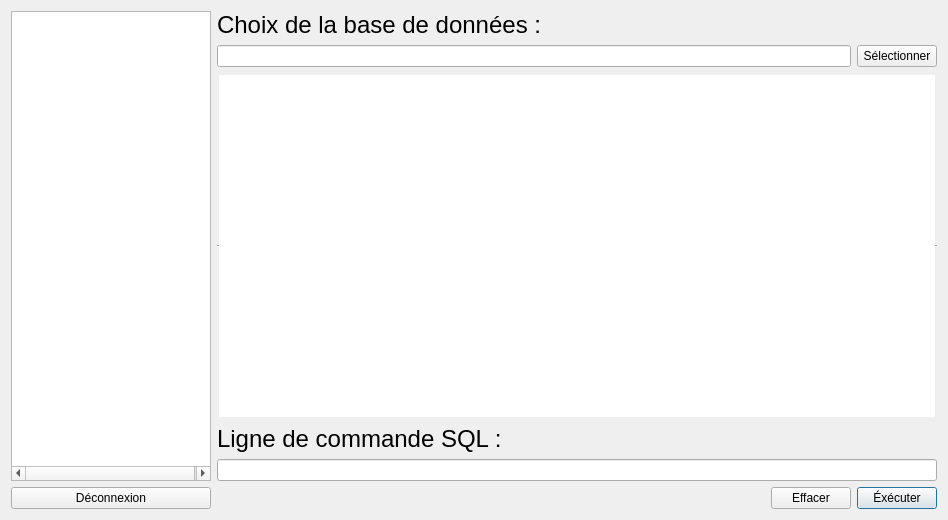
First picture: the form in visualisationbdd.ui, repository ThomasRaymond/TP2_PlatCpp, before the edit.
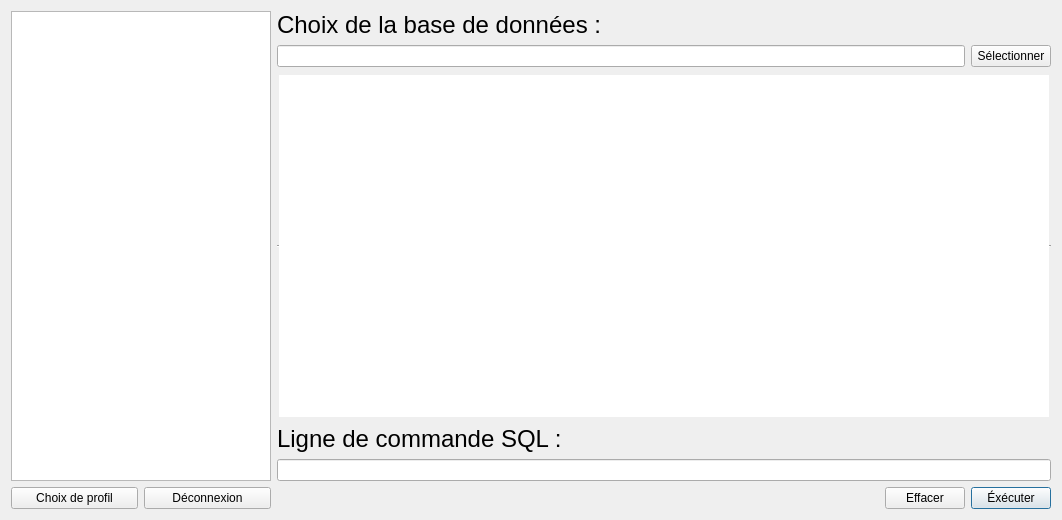
Second picture: the form after the edit. Icons and pictures are not drawn.

Commit message: feat : changement de profil

```diff
--- a/visualisationbdd.ui
+++ b/visualisationbdd.ui
@@ -9,7 +9,7 @@
    <rect>
     <x>0</x>
     <y>0</y>
-    <width>948</width>
+    <width>1062</width>
     <height>520</height>
    </rect>
   </property>
@@ -17,47 +17,27 @@
    <string>Visualiseur de données</string>
   </property>
   <layout class="QGridLayout" name="gridLayout">
-   <item row="4" column="1" colspan="3">
-    <widget class="QLineEdit" name="inputSQL"/>
-   </item>
-   <item row="3" column="1">
-    <widget class="QLabel" name="label_2">
-     <property name="text">
-      <string>&lt;html&gt;&lt;head/&gt;&lt;body&gt;&lt;p&gt;&lt;span style=&quot; font-size:18pt;&quot;&gt;Ligne de commande SQL :&lt;/span&gt;&lt;/p&gt;&lt;/body&gt;&lt;/html&gt;</string>
-     </property>
-    </widget>
-   </item>
-   <item row="1" column="1" colspan="2">
+   <item row="1" column="4" colspan="2">
     <widget class="QLineEdit" name="inputPath"/>
    </item>
-   <item row="0" column="1">
-    <widget class="QLabel" name="label">
-     <property name="text">
-      <string>&lt;html&gt;&lt;head/&gt;&lt;body&gt;&lt;p&gt;&lt;span style=&quot; font-size:18pt;&quot;&gt;Choix de la base de données :&lt;/span&gt;&lt;/p&gt;&lt;/body&gt;&lt;/html&gt;</string>
-     </property>
-    </widget>
-   </item>
-   <item row="5" column="1" colspan="2" alignment="Qt::AlignRight">
-    <widget class="QPushButton" name="boutonEffacer">
-     <property name="sizePolicy">
-      <sizepolicy hsizetype="Fixed" vsizetype="Fixed">
-       <horstretch>0</horstretch>
-       <verstretch>0</verstretch>
-      </sizepolicy>
-     </property>
-     <property name="text">
-      <string>Effacer</string>
-     </property>
-    </widget>
-   </item>
-   <item row="1" column="3">
+   <item row="1" column="6">
     <widget class="QPushButton" name="boutonSelection">
      <property name="text">
       <string>Sélectionner</string>
      </property>
     </widget>
    </item>
-   <item row="5" column="3">
+   <item row="2" column="4" colspan="3">
+    <widget class="QTableView" name="vueTable">
+     <property name="frameShape">
+      <enum>QFrame::HLine</enum>
+     </property>
+     <property name="frameShadow">
+      <enum>QFrame::Sunken</enum>
+     </property>
+    </widget>
+   </item>
+   <item row="6" column="6">
     <widget class="QPushButton" name="boutonExec">
      <property name="sizePolicy">
       <sizepolicy hsizetype="Fixed" vsizetype="Fixed">
@@ -73,11 +53,72 @@
      </property>
     </widget>
    </item>
-   <item row="0" column="0" rowspan="5">
+   <item row="3" column="4">
+    <widget class="QLabel" name="label_2">
+     <property name="text">
+      <string>&lt;html&gt;&lt;head/&gt;&lt;body&gt;&lt;p&gt;&lt;span style=&quot; font-size:18pt;&quot;&gt;Ligne de commande SQL :&lt;/span&gt;&lt;/p&gt;&lt;/body&gt;&lt;/html&gt;</string>
+     </property>
+    </widget>
+   </item>
+   <item row="0" column="4">
+    <widget class="QLabel" name="label">
+     <property name="text">
+      <string>&lt;html&gt;&lt;head/&gt;&lt;body&gt;&lt;p&gt;&lt;span style=&quot; font-size:18pt;&quot;&gt;Choix de la base de données :&lt;/span&gt;&lt;/p&gt;&lt;/body&gt;&lt;/html&gt;</string>
+     </property>
+    </widget>
+   </item>
+   <item row="4" column="4" colspan="3">
+    <widget class="QLineEdit" name="inputSQL"/>
+   </item>
+   <item row="6" column="4" colspan="2" alignment="Qt::AlignRight">
+    <widget class="QPushButton" name="boutonEffacer">
+     <property name="sizePolicy">
+      <sizepolicy hsizetype="Fixed" vsizetype="Fixed">
+       <horstretch>0</horstretch>
+       <verstretch>0</verstretch>
+      </sizepolicy>
+     </property>
+     <property name="text">
+      <string>Effacer</string>
+     </property>
+    </widget>
+   </item>
+   <item row="6" column="2">
+    <layout class="QHBoxLayout" name="horizontalLayout">
+     <item>
+      <widget class="QPushButton" name="boutonChoixProfil">
+       <property name="text">
+        <string>Choix de profil</string>
+       </property>
+      </widget>
+     </item>
+     <item>
+      <widget class="QPushButton" name="boutonDeconnexion">
+       <property name="text">
+        <string>Déconnexion</string>
+       </property>
+       <property name="icon">
+        <iconset theme="application-exit">
+         <normaloff>.</normaloff>.</iconset>
+       </property>
+       <property name="autoDefault">
+        <bool>false</bool>
+       </property>
+       <property name="default">
+        <bool>false</bool>
+       </property>
+       <property name="flat">
+        <bool>false</bool>
+       </property>
+      </widget>
+     </item>
+    </layout>
+   </item>
+   <item row="0" column="2" rowspan="5">
     <widget class="QTreeWidget" name="vueArborescence">
      <property name="maximumSize">
       <size>
-       <width>200</width>
+       <width>260</width>
        <height>16777215</height>
       </size>
      </property>
@@ -105,36 +146,6 @@
      </column>
     </widget>
    </item>
-   <item row="5" column="0">
-    <widget class="QPushButton" name="boutonDeconnexion">
-     <property name="text">
-      <string>Déconnexion</string>
-     </property>
-     <property name="icon">
-      <iconset theme="application-exit">
-       <normaloff>.</normaloff>.</iconset>
-     </property>
-     <property name="autoDefault">
-      <bool>false</bool>
-     </property>
-     <property name="default">
-      <bool>false</bool>
-     </property>
-     <property name="flat">
-      <bool>false</bool>
-     </property>
-    </widget>
-   </item>
-   <item row="2" column="1" colspan="3">
-    <widget class="QTableView" name="vueTable">
-     <property name="frameShape">
-      <enum>QFrame::HLine</enum>
-     </property>
-     <property name="frameShadow">
-      <enum>QFrame::Sunken</enum>
-     </property>
-    </widget>
-   </item>
   </layout>
  </widget>
  <resources/>
```
The commit also changes 7 other files.
